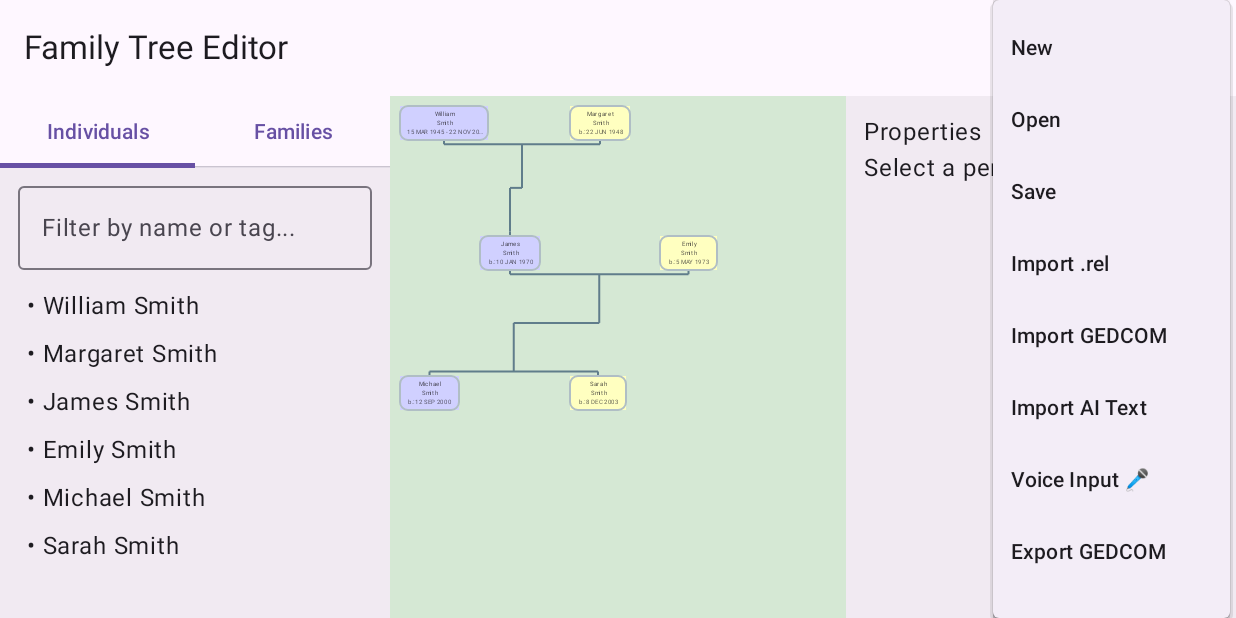
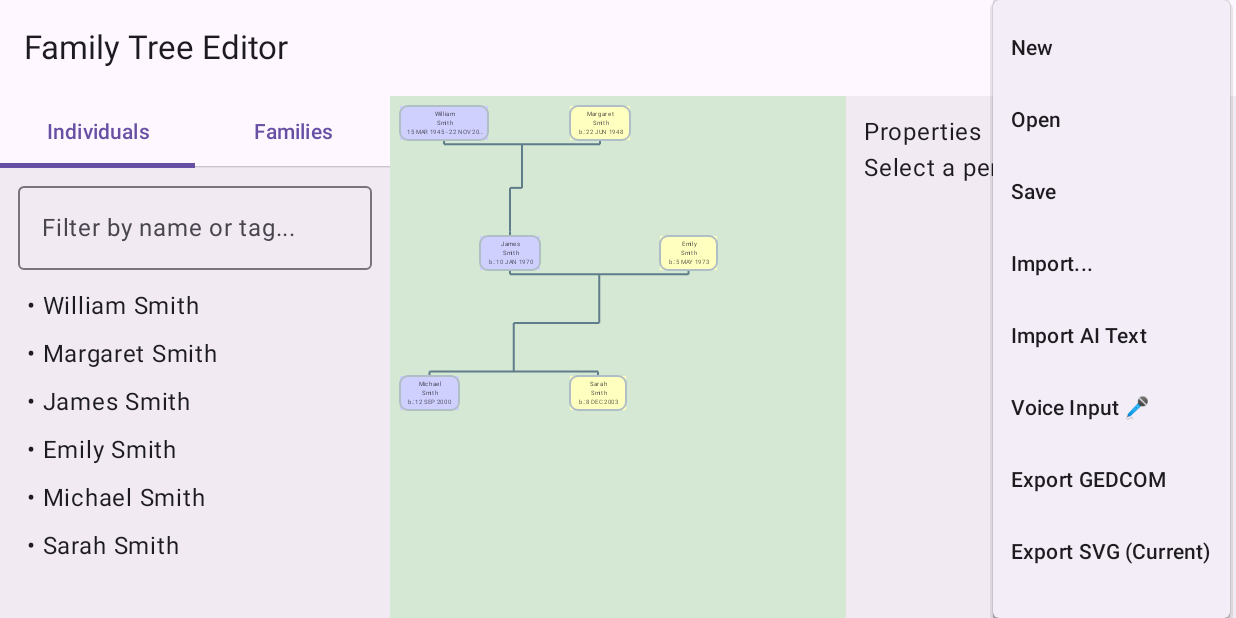
Before and after one commit to VladLerkin/family-tree-editor, an Android app built with Jetpack Compose: the screen it shows after launch (MainActivity), after a tap on "More", on a phone screen of 824 x 412 dp (held sideways). Run offline under Robolectric (Android 15) with nearby library versions, the phone set to English and light mode, and no system bars.

Commit message:
Release v1.3.17: Reorganize menu structure - move all menu items to native MenuBar for desktop, keep three-dot menu for mobile

```diff
--- a/app-android/build.gradle.kts
+++ b/app-android/build.gradle.kts
@@ -13,7 +13,7 @@ android {
         minSdk = (project.findProperty("android.minSdk") as String).toInt()
         targetSdk = (project.findProperty("android.targetSdk") as String).toInt()
         versionCode = 1
-        versionName = "1.3.16"
+        versionName = "1.3.17"
 
         // Support multiple architectures
         ndk {
--- a/ui/src/androidMain/kotlin/com/family/tree/ui/AboutDialog.android.kt
+++ b/ui/src/androidMain/kotlin/com/family/tree/ui/AboutDialog.android.kt
@@ -14,7 +14,7 @@ import androidx.compose.ui.unit.dp
 import androidx.compose.ui.unit.sp
 
 private const val APP_NAME = "Family Tree Editor"
-private const val APP_VERSION = "v1.3.16"
+private const val APP_VERSION = "v1.3.17"
 private const val AUTHOR_EMAIL = "domfindus@gmail.com"
 
 /**
--- a/ui/src/commonMain/kotlin/com/family/tree/ui/AppActions.kt
+++ b/ui/src/commonMain/kotlin/com/family/tree/ui/AppActions.kt
@@ -26,6 +26,9 @@ object AppActions {
     private var _zoomIn: () -> Unit = {}
     private var _zoomOut: () -> Unit = {}
     private var _reset: () -> Unit = {}
+
+    // Edit - backing fields
+    private var _manageSources: () -> Unit = {}
 
     // Help - backing fields
     private var _showAbout: () -> Unit = {}
@@ -94,6 +97,11 @@ object AppActions {
         get() = { _reset() }
         set(value) { _reset = value }
 
+    // Edit - public setters and call methods
+    var manageSources: () -> Unit
+        get() = { _manageSources() }
+        set(value) { _manageSources = value }
+
     // Help - public setters and call methods
     var showAbout: () -> Unit
         get() = { _showAbout() }
--- a/ui/src/commonMain/kotlin/com/family/tree/ui/MainScreen.kt
+++ b/ui/src/commonMain/kotlin/com/family/tree/ui/MainScreen.kt
@@ -480,6 +480,7 @@ fun MainScreen() {
     AppActions.zoomIn = { setScaleAnimated(scale * 1.1f) }
     AppActions.zoomOut = { setScaleAnimated(scale * 0.9f) }
     AppActions.reset = { fitToView() }
+    AppActions.manageSources = { showSourcesDialog = true }
     AppActions.showAbout = { showAboutDialog = true }
     AppActions.showAiSettings = { showAiSettingsDialog = true }
 
@@ -531,6 +532,7 @@ fun MainScreen() {
             // Top toolbar
             if (!PlatformEnv.isDesktop) {
                 var showMenu by remember { mutableStateOf(false) }
+                var showImportMenu by remember { mutableStateOf(false) }
                 var shouldExit by remember { mutableStateOf(false) }
                 androidx.compose.material3.TopAppBar(
                     title = { Text("Family Tree Editor") },
@@ -548,17 +550,23 @@ fun MainScreen() {
                             androidx.compose.material3.DropdownMenuItem(text = { Text("New") }, onClick = { showMenu = false; AppActions.newProject() })
                             androidx.compose.material3.DropdownMenuItem(text = { Text("Open") }, onClick = { showMenu = false; AppActions.openPed() })
                             androidx.compose.material3.DropdownMenuItem(text = { Text("Save") }, onClick = { showMenu = false; AppActions.savePed() })
-                            androidx.compose.material3.DropdownMenuItem(text = { Text("Import .rel") }, onClick = { showMenu = false; AppActions.importRel() })
-                            androidx.compose.material3.DropdownMenuItem(text = { Text("Import GEDCOM") }, onClick = { showMenu = false; AppActions.importGedcom() })
+                            androidx.compose.material3.DropdownMenuItem(text = { Text("Import...") }, onClick = { showMenu = false; showImportMenu = true })
                             androidx.compose.material3.DropdownMenuItem(text = { Text("Import AI Text") }, onClick = { showMenu = false; AppActions.importAiText() })
                             androidx.compose.material3.DropdownMenuItem(text = { Text("Voice Input 🎤") }, onClick = { showMenu = false; AppActions.voiceInput() })
                             androidx.compose.material3.DropdownMenuItem(text = { Text("Export GEDCOM") }, onClick = { showMenu = false; AppActions.exportGedcom() })
                             androidx.compose.material3.DropdownMenuItem(text = { Text("Export SVG (Current)") }, onClick = { showMenu = false; AppActions.exportSvgCurrent() })
                             androidx.compose.material3.DropdownMenuItem(text = { Text("Export SVG (Fit)") }, onClick = { showMenu = false; AppActions.exportSvgFit() })
-                            androidx.compose.material3.DropdownMenuItem(text = { Text("Manage Sources...") }, onClick = { showMenu = false; showSourcesDialog = true })
+                            androidx.compose.material3.DropdownMenuItem(text = { Text("Manage Sources...") }, onClick = { showMenu = false; AppActions.manageSources() })
                             androidx.compose.material3.DropdownMenuItem(text = { Text("AI Settings...") }, onClick = { showMenu = false; AppActions.showAiSettings() })
                             androidx.compose.material3.DropdownMenuItem(text = { Text("About") }, onClick = { showMenu = false; AppActions.showAbout() })
                             androidx.compose.material3.DropdownMenuItem(text = { Text("Exit") }, onClick = { showMenu = false; shouldExit = true })
+                        }
+                        androidx.compose.material3.DropdownMenu(
+                            expanded = showImportMenu,
+                            onDismissRequest = { showImportMenu = false }
+                        ) {
+                            androidx.compose.material3.DropdownMenuItem(text = { Text(".rel") }, onClick = { showImportMenu = false; AppActions.importRel() })
+                            androidx.compose.material3.DropdownMenuItem(text = { Text("GEDCOM") }, onClick = { showImportMenu = false; AppActions.importGedcom() })
                         }
                     }
                 )
@@ -566,8 +574,7 @@ fun MainScreen() {
                     ExitAppAction(onExit = { AppActions.exit() })
                 }
             } else {
-                var showDesktopMenu by remember { mutableStateOf(false) }
-                var shouldExitDesktop by remember { mutableStateOf(false) }
+                // Desktop: Simple toolbar with title and zoom (menu is in native MenuBar)
                 Row(
                     Modifier.fillMaxWidth().padding(8.dp),
                     verticalAlignment = Alignment.CenterVertically,
@@ -576,37 +583,6 @@ fun MainScreen() {
                     Text("Family Tree Editor", style = MaterialTheme.typography.titleMedium)
                     Spacer(Modifier.weight(1f))
                     Text("${(scale * 100).toInt()}%", modifier = Modifier.width(56.dp), textAlign = TextAlign.Center)
-
-                    // Desktop menu
-                    Box {
-                        androidx.compose.material3.IconButton(onClick = { showDesktopMenu = true }) {
-                            androidx.compose.material3.Icon(
-                                imageVector = androidx.compose.material.icons.Icons.Filled.MoreVert,
-                                contentDescription = "Menu"
-                            )
-                        }
-                        androidx.compose.material3.DropdownMenu(
-                            expanded = showDesktopMenu,
-                            onDismissRequest = { showDesktopMenu = false }
-                        ) {
-                            androidx.compose.material3.DropdownMenuItem(text = { Text("New") }, onClick = { showDesktopMenu = false; AppActions.newProject() })
-                            androidx.compose.material3.DropdownMenuItem(text = { Text("Open") }, onClick = { showDesktopMenu = false; AppActions.openPed() })
-                            androidx.compose.material3.DropdownMenuItem(text = { Text("Save") }, onClick = { showDesktopMenu = false; AppActions.savePed() })
-                            androidx.compose.material3.DropdownMenuItem(text = { Text("Import .rel") }, onClick = { showDesktopMenu = false; AppActions.importRel() })
-                            androidx.compose.material3.DropdownMenuItem(text = { Text("Import GEDCOM") }, onClick = { showDesktopMenu = false; AppActions.importGedcom() })
-                            androidx.compose.material3.DropdownMenuItem(text = { Text("Import AI Text") }, onClick = { showDesktopMenu = false; AppActions.importAiText() })
-                            androidx.compose.material3.DropdownMenuItem(text = { Text("Voice Input 🎤") }, onClick = { showDesktopMenu = false; AppActions.voiceInput() })
-                            androidx.compose.material3.DropdownMenuItem(text = { Text("Export GEDCOM") }, onClick = { showDesktopMenu = false; AppActions.exportGedcom() })
-                            androidx.compose.material3.DropdownMenuItem(text = { Text("Export SVG (Current)") }, onClick = { showDesktopMenu = false; AppActions.exportSvgCurrent() })
-                            androidx.compose.material3.DropdownMenuItem(text = { Text("Export SVG (Fit)") }, onClick = { showDesktopMenu = false; AppActions.exportSvgFit() })
-                            androidx.compose.material3.DropdownMenuItem(text = { Text("Manage Sources...") }, onClick = { showDesktopMenu = false; showSourcesDialog = true })
-                            androidx.compose.material3.DropdownMenuItem(text = { Text("AI Settings...") }, onClick = { showDesktopMenu = false; AppActions.showAiSettings() })
-                            androidx.compose.material3.DropdownMenuItem(text = { Text("Exit") }, onClick = { showDesktopMenu = false; shouldExitDesktop = true })
-                        }
-                    }
-                }
-                if (shouldExitDesktop) {
-                    ExitAppAction(onExit = { AppActions.exit() })
                 }
             }
 
```
Also changed, not shown: 4 other files.
